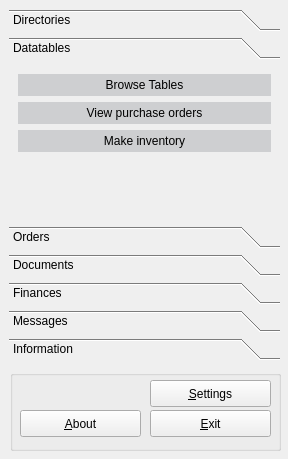
Before: the Qt Designer form trunk/ui/mainfrm.ui in BackupTheBerlios/first4-svn, drawn with Qt 5.
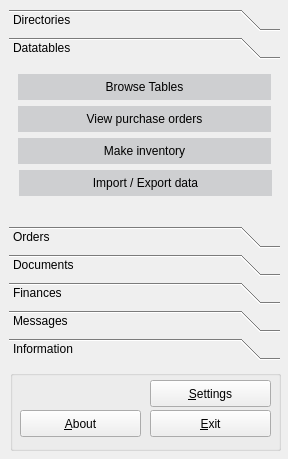
After: the same form once the commit is applied. The open tabs and pages were chosen to show the change. Icons and pictures are not drawn.

Commit message: 20080611 *first4-1.3.95 Beta3 *Added import / export functionality for datamodule *German translation updated *Fixed some bugs in directory cvs-import

Diff of the .ui file:
```diff
--- a/trunk/ui/mainfrm.ui
+++ b/trunk/ui/mainfrm.ui
@@ -192,27 +192,15 @@
      <attribute name="icon" >
       <iconset resource="../resources/images/first4.qrc" >:/kfm.png</iconset>
      </attribute>
-     <layout class="QGridLayout" >
-      <property name="leftMargin" >
-       <number>9</number>
-      </property>
-      <property name="topMargin" >
-       <number>9</number>
-      </property>
-      <property name="rightMargin" >
-       <number>9</number>
-      </property>
-      <property name="bottomMargin" >
-       <number>9</number>
-      </property>
-      <property name="horizontalSpacing" >
-       <number>6</number>
-      </property>
-      <property name="verticalSpacing" >
-       <number>6</number>
-      </property>
-      <item row="0" column="0" >
        <widget class="QPushButton" name="btnbrowsedata" >
+      <property name="geometry" >
+       <rect>
+        <x>9</x>
+        <y>9</y>
+        <width>253</width>
+        <height>26</height>
+       </rect>
+      </property>
         <property name="palette" >
          <palette>
           <active>
@@ -266,9 +254,15 @@
          <bool>true</bool>
         </property>
        </widget>
-      </item>
-      <item row="1" column="0" >
        <widget class="QPushButton" name="btnvieworders" >
+      <property name="geometry" >
+       <rect>
+        <x>9</x>
+        <y>41</y>
+        <width>253</width>
+        <height>26</height>
+       </rect>
+      </property>
         <property name="palette" >
          <palette>
           <active>
@@ -322,9 +316,15 @@
          <bool>true</bool>
         </property>
        </widget>
-      </item>
-      <item row="2" column="0" >
        <widget class="QPushButton" name="btninventory" >
+      <property name="geometry" >
+       <rect>
+        <x>9</x>
+        <y>73</y>
+        <width>253</width>
+        <height>26</height>
+       </rect>
+      </property>
         <property name="palette" >
          <palette>
           <active>
@@ -378,21 +378,68 @@
          <bool>true</bool>
         </property>
        </widget>
-      </item>
-      <item row="3" column="0" >
-       <spacer>
-        <property name="orientation" >
-         <enum>Qt::Vertical</enum>
-        </property>
-        <property name="sizeHint" >
-         <size>
-          <width>20</width>
-          <height>40</height>
-         </size>
-        </property>
-       </spacer>
-      </item>
-     </layout>
+     <widget class="QPushButton" name="btnimpexpdata" >
+      <property name="geometry" >
+       <rect>
+        <x>10</x>
+        <y>105</y>
+        <width>253</width>
+        <height>26</height>
+       </rect>
+      </property>
+      <property name="palette" >
+       <palette>
+        <active>
+         <colorrole role="Button" >
+          <brush brushstyle="SolidPattern" >
+           <color alpha="255" >
+            <red>206</red>
+            <green>207</green>
+            <blue>209</blue>
+           </color>
+          </brush>
+         </colorrole>
+        </active>
+        <inactive>
+         <colorrole role="Button" >
+          <brush brushstyle="SolidPattern" >
+           <color alpha="255" >
+            <red>206</red>
+            <green>207</green>
+            <blue>209</blue>
+           </color>
+          </brush>
+         </colorrole>
+        </inactive>
+        <disabled>
+         <colorrole role="Button" >
+          <brush brushstyle="SolidPattern" >
+           <color alpha="255" >
+            <red>206</red>
+            <green>207</green>
+            <blue>209</blue>
+           </color>
+          </brush>
+         </colorrole>
+        </disabled>
+       </palette>
+      </property>
+      <property name="autoFillBackground" >
+       <bool>true</bool>
+      </property>
+      <property name="text" >
+       <string>Import / Export data</string>
+      </property>
+      <property name="icon" >
+       <iconset resource="../resources/images/first4.qrc" >:/impexp.png</iconset>
+      </property>
+      <property name="checkable" >
+       <bool>false</bool>
+      </property>
+      <property name="flat" >
+       <bool>true</bool>
+      </property>
+     </widget>
     </widget>
     <widget class="QWidget" name="page_3" >
      <property name="geometry" >
```
Left out of the diff: 2 changed lines with no effect on the pictures. Lines whose indentation alone changed are shown as unchanged. The commit also changes 13 other files.
